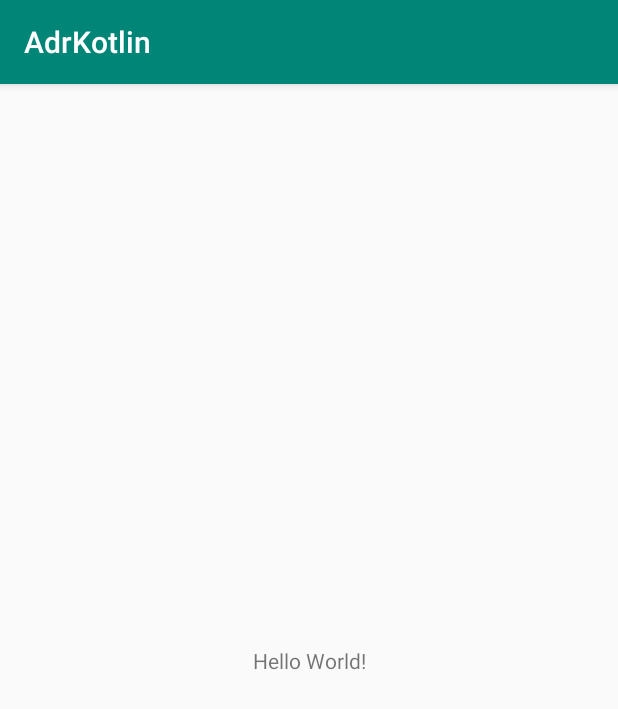
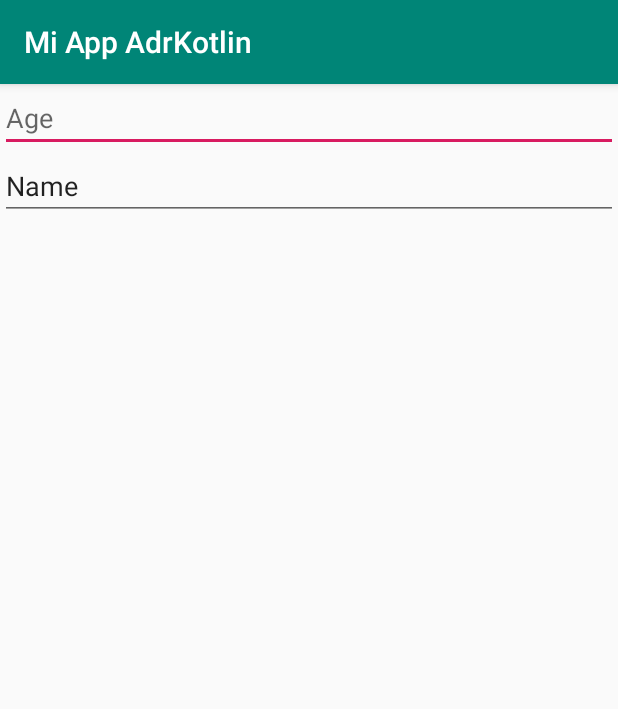
Before and after one commit to eacevedof/prj_adrkotlin, an Android app: the screen it shows after launch (MainActivity), on a phone screen of 412 x 824 dp. Shown: the top 709 px of the screen. Run offline under Robolectric (Android 15) with nearby library versions, the phone set to English and light mode, and no system bars.

Commit message:
con linear layout y cajas de texto age y name

```diff
--- a/app/src/main/res/layout/activity_main.xml
+++ b/app/src/main/res/layout/activity_main.xml
@@ -7,13 +7,27 @@
         android:layout_height="match_parent"
         tools:context=".MainActivity">
 
-    <TextView
-            android:layout_width="wrap_content"
-            android:layout_height="wrap_content"
-            android:text="Hello World!"
-            app:layout_constraintBottom_toBottomOf="parent"
-            app:layout_constraintLeft_toLeftOf="parent"
-            app:layout_constraintRight_toRightOf="parent"
-            app:layout_constraintTop_toTopOf="parent"/>
+    <LinearLayout
+            android:orientation="vertical"
+            android:layout_width="match_parent"
+            android:layout_height="match_parent">
+        <EditText
+                android:layout_width="match_parent"
+                android:layout_height="wrap_content"
+                android:inputType="number"
+                android:ems="10"
+                android:id="@+id/edtAge"
+                android:hint="@string/edt_age"
+        />
+        <EditText
+                android:layout_width="match_parent"
+                android:layout_height="wrap_content"
+                android:inputType="textPersonName"
+                android:text="Name"
+                android:ems="10"
+                android:id="@+id/edtName"
+                android:hint="@string/edt_name"
+        />
 
+    </LinearLayout>
 </android.support.constraint.ConstraintLayout>
--- a/app/src/main/res/values/strings.xml
+++ b/app/src/main/res/values/strings.xml
@@ -1,3 +1,5 @@
 <resources>
-    <string name="app_name">AdrKotlin</string>
+    <string name="app_name">Mi App AdrKotlin</string>
+    <string name="edt_name">Name</string>
+    <string name="edt_age">Age</string>
 </resources>
```
